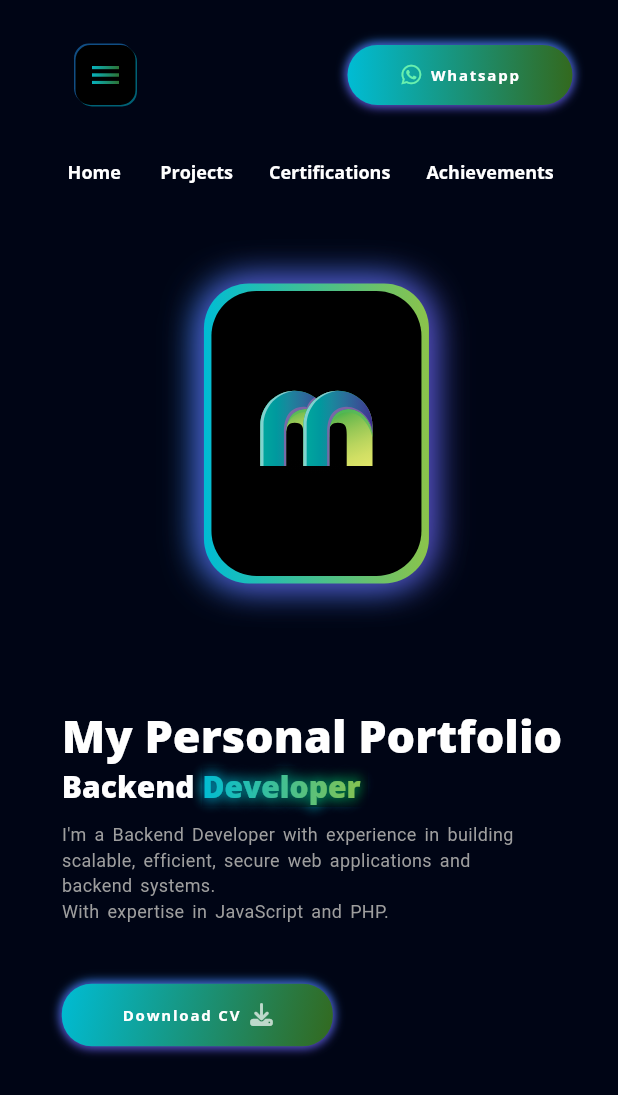
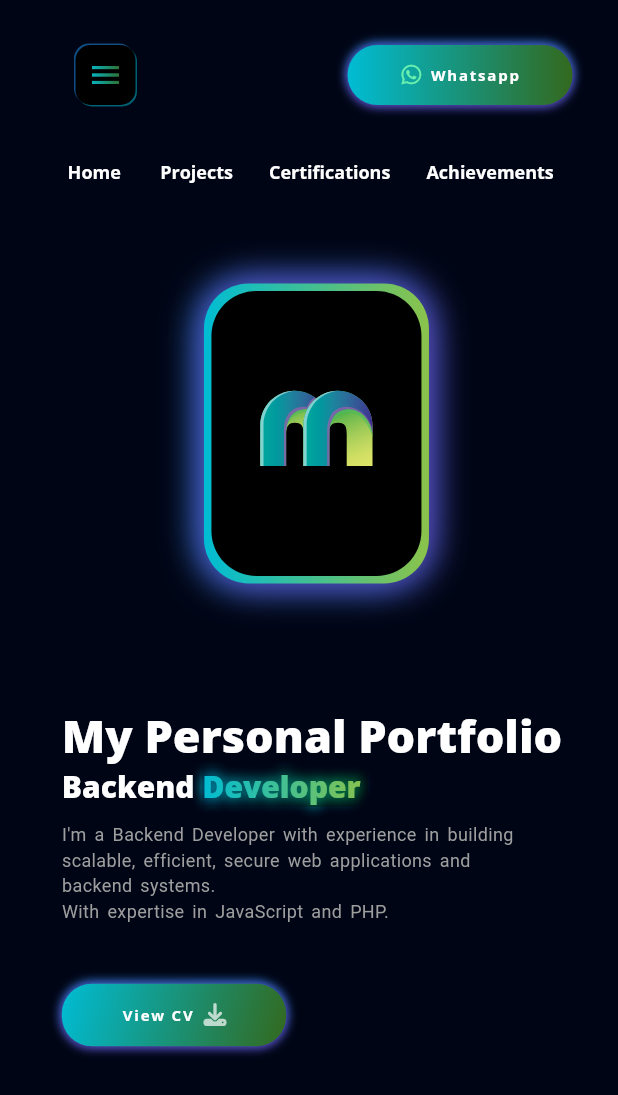
Before and after one commit to ilhamridho04/my-portofolio, a Flutter app: the screen it shows after launch, on a phone screen of 412 x 824 dp. Shown: the top 1095 px of the screen. Run offline on Flutter 3.47's test engine with Material 2 defaults, Android fonts, the phone set to English and light mode, and no system bars; our stand-ins replace flutter_carousel_widget, flutter_svg, font_awesome_flutter, get, google_fonts.

```diff
--- a/lib/view/intro/components/download_button.dart
+++ b/lib/view/intro/components/download_button.dart
@@ -10,7 +10,7 @@ class DownloadButton extends StatelessWidget {
   Widget build(BuildContext context) {
     return InkWell(
       onTap: () {
-        launchUrl(Uri.parse('https://drive.google.com/file/d/1HSIe7rdk8VtrAL4DQuybfMHQgDrQ6xNs/view?usp=sharing'));
+        launchUrl(Uri.parse('https://wa.me/6285771116774?text=Hi%20Ilham,%20I%20want%20to%20download%20your%20CV'));
       },
       child: Container(
         alignment: Alignment.center,
@@ -32,7 +32,7 @@ class DownloadButton extends StatelessWidget {
         child: Row(
           children: [
             Text(
-              'Download CV',
+              'View CV',
               style: Theme.of(context).textTheme.labelSmall!.copyWith(
                   color: Colors.white,
                   letterSpacing: 1.2,
@@ -40,7 +40,6 @@ class DownloadButton extends StatelessWidget {
             ),
             const SizedBox(width: defaultPadding/3,),
             const Icon(FontAwesomeIcons.download,color: Colors.white70,size: 15,)
-
           ],
         ),
       ),
```
